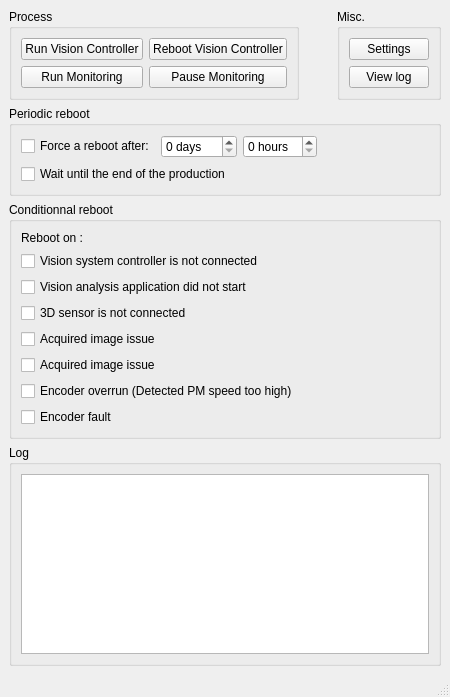
Before: the Qt Designer form MainWindow.ui in Folcogh/CoCAR, drawn with Qt 5.
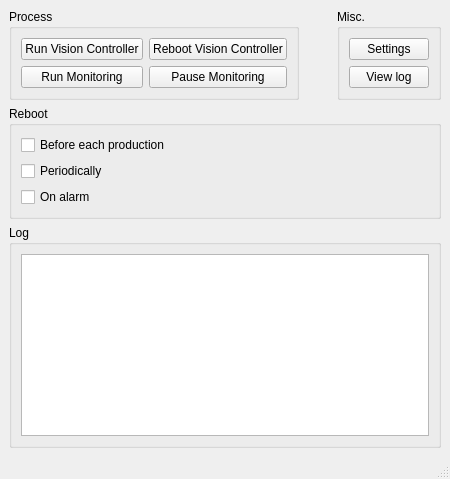
After: the same form once the commit is applied.

Commit message: - updated main UI - fixed a PLC error message string

```diff
--- a/MainWindow.ui
+++ b/MainWindow.ui
@@ -7,14 +7,14 @@
     <x>0</x>
     <y>0</y>
     <width>450</width>
-    <height>697</height>
+    <height>479</height>
    </rect>
   </property>
   <property name="windowTitle">
    <string>CoCAR - Cognex Camera Automatic Reboot</string>
   </property>
   <widget class="QWidget" name="centralwidget">
-   <layout class="QVBoxLayout" name="verticalLayout_5">
+   <layout class="QVBoxLayout" name="verticalLayout_2">
     <item>
      <layout class="QHBoxLayout" name="horizontalLayout_2">
       <item>
@@ -93,136 +93,29 @@
      </layout>
     </item>
     <item>
-     <widget class="QGroupBox" name="BoxPeriodicReboot">
+     <widget class="QGroupBox" name="groupBox_4">
       <property name="title">
-       <string>Periodic reboot</string>
-      </property>
-      <property name="checkable">
-       <bool>false</bool>
-      </property>
-      <property name="checked">
-       <bool>false</bool>
-      </property>
-      <layout class="QVBoxLayout" name="verticalLayout_2">
-       <item>
-        <layout class="QHBoxLayout" name="horizontalLayout">
-         <item>
-          <widget class="QCheckBox" name="checkBox">
-           <property name="text">
-            <string>Force a reboot after:</string>
-           </property>
-          </widget>
-         </item>
-         <item>
-          <widget class="QSpinBox" name="spinBox">
-           <property name="suffix">
-            <string> days</string>
-           </property>
-           <property name="maximum">
-            <number>365</number>
-           </property>
-          </widget>
-         </item>
-         <item>
-          <widget class="QSpinBox" name="spinBox_2">
-           <property name="suffix">
-            <string> hours</string>
-           </property>
-           <property name="maximum">
-            <number>23</number>
-           </property>
-          </widget>
-         </item>
-         <item>
-          <spacer name="horizontalSpacer">
-           <property name="orientation">
-            <enum>Qt::Horizontal</enum>
-           </property>
-           <property name="sizeHint" stdset="0">
-            <size>
-             <width>40</width>
-             <height>20</height>
-            </size>
-           </property>
-          </spacer>
-         </item>
-        </layout>
-       </item>
-       <item>
-        <widget class="QCheckBox" name="checkBox_2">
-         <property name="text">
-          <string>Wait until the end of the production</string>
-         </property>
-        </widget>
-       </item>
-      </layout>
-     </widget>
-    </item>
-    <item>
-     <widget class="QGroupBox" name="BoxRebootOnAlarm">
-      <property name="title">
-       <string>Conditionnal reboot</string>
-      </property>
-      <property name="checkable">
-       <bool>false</bool>
-      </property>
-      <property name="checked">
-       <bool>false</bool>
+       <string>Reboot</string>
       </property>
       <layout class="QVBoxLayout" name="verticalLayout">
        <item>
-        <widget class="QLabel" name="label">
+        <widget class="QCheckBox" name="checkBox">
          <property name="text">
-          <string>Reboot on :</string>
+          <string>Before each production</string>
          </property>
         </widget>
        </item>
        <item>
-        <widget class="QCheckBox" name="OnAlarm0">
+        <widget class="QCheckBox" name="checkBox_2">
          <property name="text">
-          <string>Vision system controller is not connected</string>
-         </property>
-        </widget>
-       </item>
-       <item>
-        <widget class="QCheckBox" name="OnAlarm1">
-         <property name="text">
-          <string>Vision analysis application did not start</string>
-         </property>
-        </widget>
-       </item>
-       <item>
-        <widget class="QCheckBox" name="OnAlarm2">
-         <property name="text">
-          <string>3D sensor is not connected</string>
-         </property>
-        </widget>
-       </item>
-       <item>
-        <widget class="QCheckBox" name="OnAlarm3">
-         <property name="text">
-          <string>Acquired image issue</string>
-         </property>
-        </widget>
-       </item>
-       <item>
-        <widget class="QCheckBox" name="OnAlarm4">
-         <property name="text">
-          <string>Acquired image issue</string>
-         </property>
-        </widget>
-       </item>
-       <item>
-        <widget class="QCheckBox" name="OnAlarm5">
-         <property name="text">
-          <string>Encoder overrun (Detected PM speed too high)</string>
+          <string>Periodically</string>
          </property>
         </widget>
        </item>
        <item>
         <widget class="QCheckBox" name="checkBox_3">
          <property name="text">
-          <string>Encoder fault</string>
+          <string>On alarm</string>
          </property>
         </widget>
        </item>
```
The commit also changes 2 other files.
